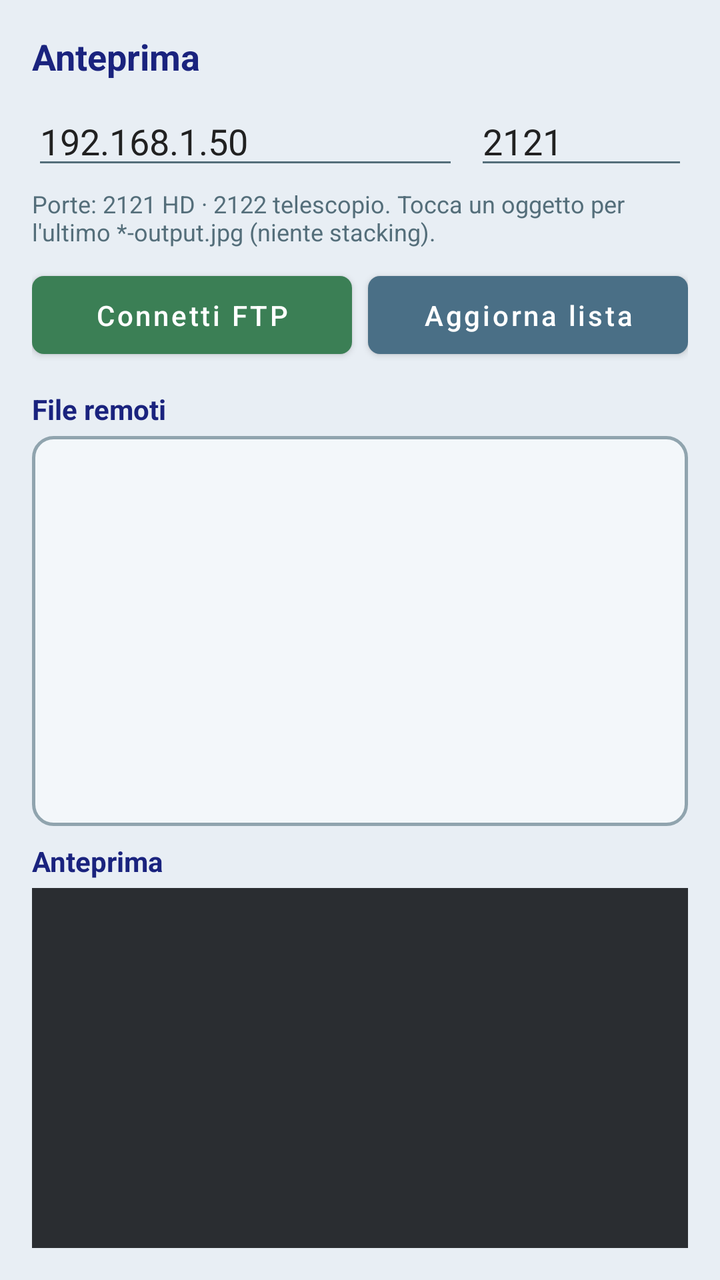
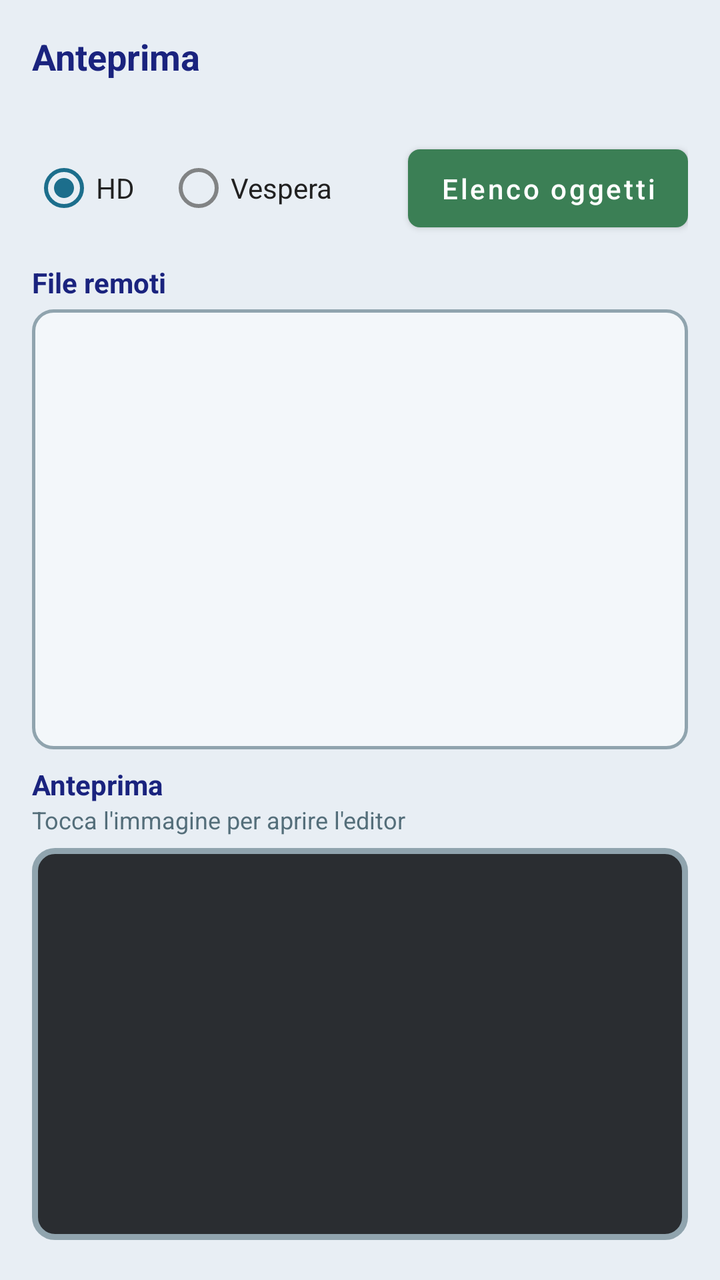

Screens rendered from an Android XML layout before and after an edit, with the pre-edit source and the edit as a unified diff.
<!-- AndroidManifest.xml: application theme Theme.VesperaControl -->
<!-- res/layout/fragment_anteprima.xml -->
<?xml version="1.0" encoding="utf-8"?>
<LinearLayout xmlns:android="http://schemas.android.com/apk/res/android"
    android:layout_width="match_parent"
    android:layout_height="match_parent"
    android:orientation="vertical"
    android:background="@color/vespera_bg"
    android:padding="16dp">

    <TextView
        android:layout_width="match_parent"
        android:layout_height="wrap_content"
        android:text="@string/tab_anteprima"
        android:textColor="@color/vespera_title"
        android:textSize="18sp"
        android:textStyle="bold" />

    <LinearLayout
        android:layout_width="match_parent"
        android:layout_height="wrap_content"
        android:layout_marginTop="8dp"
        android:orientation="horizontal">

        <EditText
            android:id="@+id/editFtpHost"
            android:layout_width="0dp"
            android:layout_height="wrap_content"
            android:layout_weight="2"
            android:hint="@string/hint_ftp_host"
            android:inputType="text"
            android:text="192.168.1.50"
            android:textColor="@color/vespera_text"
            android:textColorHint="@color/vespera_muted" />

        <EditText
            android:id="@+id/editFtpPort"
            android:layout_width="0dp"
            android:layout_height="wrap_content"
            android:layout_marginStart="8dp"
            android:layout_weight="1"
            android:hint="@string/hint_ftp_port"
            android:inputType="number"
            android:text="2121"
            android:textColor="@color/vespera_text"
            android:textColorHint="@color/vespera_muted" />
    </LinearLayout>

    <TextView
        android:layout_width="match_parent"
        android:layout_height="wrap_content"
        android:layout_marginTop="4dp"
        android:text="Porte: 2121 HD · 2122 telescopio. Tocca un oggetto per l'ultimo *-output.jpg (niente stacking)."
        android:textColor="@color/vespera_muted"
        android:textSize="12sp" />

    <LinearLayout
        android:layout_width="match_parent"
        android:layout_height="wrap_content"
        android:layout_marginTop="8dp"
        android:orientation="horizontal">

        <Button
            android:id="@+id/btnFtpConnect"
            style="@style/Widget.Vespera.Button.Primary"
            android:layout_width="0dp"
            android:layout_height="wrap_content"
            android:layout_weight="1"
            android:text="@string/btn_ftp_connect" />

        <Button
            android:id="@+id/btnFtpRefresh"
            style="@style/Widget.Vespera.Button.Slate"
            android:layout_width="0dp"
            android:layout_height="wrap_content"
            android:layout_marginStart="8dp"
            android:layout_weight="1"
            android:text="@string/btn_ftp_refresh" />
    </LinearLayout>

    <TextView
        android:layout_width="match_parent"
        android:layout_height="wrap_content"
        android:layout_marginTop="12dp"
        android:text="@string/label_file_list"
        android:textColor="@color/vespera_title"
        android:textStyle="bold" />

    <ListView
        android:id="@+id/listFtpFiles"
        android:layout_width="match_parent"
        android:layout_height="0dp"
        android:layout_marginTop="4dp"
        android:layout_weight="1"
        android:background="@drawable/bg_section_panel" />

    <TextView
        android:layout_width="match_parent"
        android:layout_height="wrap_content"
        android:layout_marginTop="8dp"
        android:text="@string/label_preview"
        android:textColor="@color/vespera_title"
        android:textStyle="bold" />

    <ImageView
        android:id="@+id/imagePreview"
        android:layout_width="match_parent"
        android:layout_height="180dp"
        android:layout_marginTop="4dp"
        android:background="@color/vespera_ink"
        android:contentDescription="@string/placeholder_no_preview"
        android:scaleType="fitCenter" />
</LinearLayout>
<!-- resources referenced by this layout -->
<resources>
  <color name="vespera_bg">#FFE8EEF4</color>
  <color name="vespera_ink">#FF2A2D31</color>
  <color name="vespera_muted">#FF546E7A</color>
  <color name="vespera_text">#FF212121</color>
  <color name="vespera_title">#FF1A237E</color>
  <!-- drawable bg_section_panel (drawable) -->
  <?xml version="1.0" encoding="utf-8"?>
  <shape xmlns:android="http://schemas.android.com/apk/res/android"
      android:shape="rectangle">
      <solid android:color="@color/vespera_surface" />
      <corners android:radius="10dp" />
      <stroke
          android:width="1.5dp"
          android:color="@color/vespera_panel_stroke" />
  </shape>
  <string name="btn_ftp_connect">Connetti FTP</string>
  <string name="btn_ftp_refresh">Aggiorna lista</string>
  <string name="hint_ftp_host">Host FTP</string>
  <string name="hint_ftp_port">Porta FTP (2121 / 2122)</string>
  <string name="label_file_list">File remoti</string>
  <string name="label_preview">Anteprima</string>
  <string name="placeholder_no_preview">Nessuna anteprima</string>
  <string name="tab_anteprima">Anteprima</string>
  <style name="Widget.Vespera.Button.Primary" parent="Widget.Vespera.Button.Slate">
          <item name="backgroundTint">@color/vespera_green</item>
      </style>
  <style name="Widget.Vespera.Button.Slate" parent="Widget.MaterialComponents.Button">
          <item name="backgroundTint">@color/vespera_slate</item>
          <item name="android:textColor">@color/white</item>
          <item name="cornerRadius">6dp</item>
          <item name="android:textAllCaps">false</item>
          <item name="android:minHeight">44dp</item>
          <item name="android:paddingTop">10dp</item>
          <item name="android:paddingBottom">10dp</item>
      </style>
  <style name="Theme.VesperaControl" parent="Theme.MaterialComponents.Light.NoActionBar">
          <item name="colorPrimary">@color/vespera_green</item>
          <item name="colorPrimaryVariant">@color/vespera_slate</item>
          <item name="colorSecondary">@color/vespera_accent</item>
          <item name="colorOnPrimary">@color/white</item>
          <item name="colorOnSecondary">@color/white</item>
          <item name="colorSurface">@color/vespera_surface</item>
          <item name="colorOnSurface">@color/vespera_text</item>
          <item name="android:statusBarColor">@color/vespera_bg</item>
          <item name="android:navigationBarColor">@color/vespera_bg</item>
          <item name="android:windowBackground">@color/vespera_bg</item>
          <item name="android:textColorPrimary">@color/vespera_text</item>
          <item name="android:textColorSecondary">@color/vespera_muted</item>
          <item name="android:windowLightStatusBar">true</item>
          <item name="materialButtonStyle">@style/Widget.Vespera.Button.Slate</item>
      </style>
  <color name="vespera_surface">#FFF3F7FA</color>
  <color name="vespera_panel_stroke">#FF90A4AE</color>
  <color name="vespera_green">#FF3B7F55</color>
  <color name="vespera_slate">#FF4A6F86</color>
  <color name="white">#FFFFFFFF</color>
  <color name="vespera_accent">#FF1C6E8C</color>
</resources>

<!-- the commit's change to res/layout/fragment_anteprima.xml (unified diff, before → after) -->
@@ -9,71 +9,56 @@
     <TextView
         android:layout_width="match_parent"
         android:layout_height="wrap_content"
-        android:text="@string/tab_anteprima"
+        android:text="@string/card_preview"
         android:textColor="@color/vespera_title"
         android:textSize="18sp"
         android:textStyle="bold" />
 
-    <LinearLayout
+    <TextView
+        android:id="@+id/textFtpHost"
         android:layout_width="match_parent"
         android:layout_height="wrap_content"
         android:layout_marginTop="8dp"
-        android:orientation="horizontal">
-
-        <EditText
-            android:id="@+id/editFtpHost"
-            android:layout_width="0dp"
-            android:layout_height="wrap_content"
-            android:layout_weight="2"
-            android:hint="@string/hint_ftp_host"
-            android:inputType="text"
-            android:text="192.168.1.50"
-            android:textColor="@color/vespera_text"
-            android:textColorHint="@color/vespera_muted" />
-
-        <EditText
-            android:id="@+id/editFtpPort"
-            android:layout_width="0dp"
-            android:layout_height="wrap_content"
-            android:layout_marginStart="8dp"
-            android:layout_weight="1"
-            android:hint="@string/hint_ftp_port"
-            android:inputType="number"
-            android:text="2121"
-            android:textColor="@color/vespera_text"
-            android:textColorHint="@color/vespera_muted" />
-    </LinearLayout>
-
-    <TextView
-        android:layout_width="match_parent"
-        android:layout_height="wrap_content"
-        android:layout_marginTop="4dp"
-        android:text="Porte: 2121 HD · 2122 telescopio. Tocca un oggetto per l'ultimo *-output.jpg (niente stacking)."
         android:textColor="@color/vespera_muted"
         android:textSize="12sp" />
 
     <LinearLayout
         android:layout_width="match_parent"
         android:layout_height="wrap_content"
-        android:layout_marginTop="8dp"
+        android:layout_marginTop="4dp"
+        android:gravity="center_vertical"
         android:orientation="horizontal">
 
-        <Button
-            android:id="@+id/btnFtpConnect"
-            style="@style/Widget.Vespera.Button.Primary"
-            android:layout_width="0dp"
+    <RadioGroup
+        android:id="@+id/radioFtpSource"
+        android:layout_width="0dp"
+        android:layout_height="wrap_content"
+        android:layout_weight="1"
+        android:orientation="horizontal">
+
+        <RadioButton
+            android:id="@+id/radioFtpHd"
+            android:layout_width="wrap_content"
             android:layout_height="wrap_content"
-            android:layout_weight="1"
-            android:text="@string/btn_ftp_connect" />
+            android:checked="true"
+            android:text="@string/label_ftp_hd"
+            android:textColor="@color/vespera_text" />
+
+        <RadioButton
+            android:id="@+id/radioFtpVespera"
+            android:layout_width="wrap_content"
+            android:layout_height="wrap_content"
+            android:layout_marginStart="16dp"
+            android:text="@string/label_ftp_vespera"
+            android:textColor="@color/vespera_text" />
+    </RadioGroup>
 
         <Button
-            android:id="@+id/btnFtpRefresh"
-            style="@style/Widget.Vespera.Button.Slate"
-            android:layout_width="0dp"
+            android:id="@+id/btnFtpList"
+            style="@style/Widget.Vespera.Button.Primary"
+            android:layout_width="wrap_content"
             android:layout_height="wrap_content"
-            android:layout_marginStart="8dp"
-            android:layout_weight="1"
-            android:text="@string/btn_ftp_refresh" />
+            android:text="@string/btn_ftp_list" />
     </LinearLayout>
 
     <TextView
@@ -83,6 +68,15 @@
         android:text="@string/label_file_list"
         android:textColor="@color/vespera_title"
         android:textStyle="bold" />
+
+    <TextView
+        android:id="@+id/textListStatus"
+        android:layout_width="match_parent"
+        android:layout_height="wrap_content"
+        android:layout_marginTop="2dp"
+        android:textColor="@color/vespera_muted"
+        android:textSize="12sp"
+        android:visibility="gone" />
 
     <ListView
         android:id="@+id/listFtpFiles"
@@ -100,12 +94,45 @@
         android:textColor="@color/vespera_title"
         android:textStyle="bold" />
 
-    <ImageView
-        android:id="@+id/imagePreview"
+    <TextView
         android:layout_width="match_parent"
-        android:layout_height="180dp"
+        android:layout_height="wrap_content"
+        android:text="@string/label_preview_tap"
+        android:textColor="@color/vespera_muted"
+        android:textSize="12sp" />
+
+    <TextView
+        android:id="@+id/textDownloadPct"
+        android:layout_width="match_parent"
+        android:layout_height="wrap_content"
         android:layout_marginTop="4dp"
-        android:background="@color/vespera_ink"
-        android:contentDescription="@string/placeholder_no_preview"
-        android:scaleType="fitCenter" />
+        android:textColor="@color/vespera_muted"
+        android:textSize="12sp"
+        android:visibility="gone" />
+
+    <ProgressBar
+        android:id="@+id/progressDownload"
+        style="?android:attr/progressBarStyleHorizontal"
+        android:layout_width="match_parent"
+        android:layout_height="wrap_content"
+        android:max="100"
+        android:visibility="gone" />
+
+    <FrameLayout
+        android:layout_width="match_parent"
+        android:layout_height="196dp"
+        android:layout_marginTop="6dp"
+        android:layout_marginBottom="4dp"
+        android:background="@drawable/bg_preview_frame"
+        android:padding="8dp">
+
+        <ImageView
+            android:id="@+id/imagePreview"
+            android:layout_width="match_parent"
+            android:layout_height="match_parent"
+            android:clickable="true"
+            android:contentDescription="@string/placeholder_no_preview"
+            android:focusable="true"
+            android:scaleType="fitCenter" />
+    </FrameLayout>
 </LinearLayout>
<!-- resource entries referenced after the edit -->
@@ -5,6 +5,16 @@
   <color name="vespera_muted">#FF546E7A</color>
   <color name="vespera_text">#FF212121</color>
   <color name="vespera_title">#FF1A237E</color>
+  <!-- drawable bg_preview_frame (drawable) -->
+  <?xml version="1.0" encoding="utf-8"?>
+  <shape xmlns:android="http://schemas.android.com/apk/res/android"
+      android:shape="rectangle">
+      <solid android:color="@color/vespera_ink" />
+      <corners android:radius="10dp" />
+      <stroke
+          android:width="3dp"
+          android:color="@color/vespera_panel_stroke" />
+  </shape>
   <!-- drawable bg_section_panel (drawable) -->
   <?xml version="1.0" encoding="utf-8"?>
   <shape xmlns:android="http://schemas.android.com/apk/res/android"
@@ -15,14 +25,14 @@
           android:width="1.5dp"
           android:color="@color/vespera_panel_stroke" />
   </shape>
-  <string name="btn_ftp_connect">Connetti FTP</string>
-  <string name="btn_ftp_refresh">Aggiorna lista</string>
-  <string name="hint_ftp_host">Host FTP</string>
-  <string name="hint_ftp_port">Porta FTP (2121 / 2122)</string>
+  <string name="btn_ftp_list">Elenco oggetti</string>
+  <string name="card_preview">Anteprima</string>
   <string name="label_file_list">File remoti</string>
+  <string name="label_ftp_hd">HD</string>
+  <string name="label_ftp_vespera">Vespera</string>
   <string name="label_preview">Anteprima</string>
+  <string name="label_preview_tap">Tocca l\'immagine per aprire l\'editor</string>
   <string name="placeholder_no_preview">Nessuna anteprima</string>
-  <string name="tab_anteprima">Anteprima</string>
   <style name="Widget.Vespera.Button.Primary" parent="Widget.Vespera.Button.Slate">
           <item name="backgroundTint">@color/vespera_green</item>
       </style>
